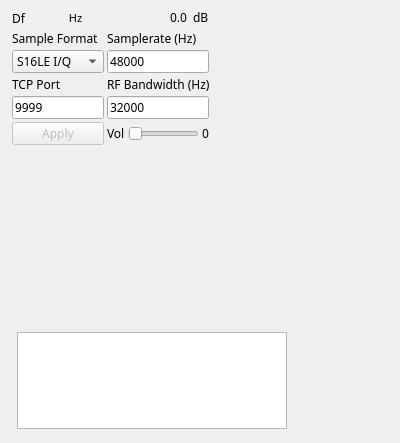
The window that plugins/channelrx/tcpsrc/tcpsrcgui.ui (f4exb/sdrangel) describes before a commit, drawn with Qt 5.
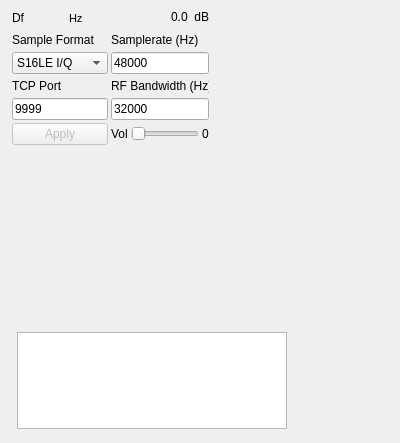
The same window after the commit. Custom widgets are drawn as their Qt base class.

Commit message: Channel Rx plugins: use liberation font

Patch:
```diff
--- a/plugins/channelrx/tcpsrc/tcpsrcgui.ui
+++ b/plugins/channelrx/tcpsrc/tcpsrcgui.ui
@@ -12,7 +12,7 @@
   </property>
   <property name="font">
    <font>
-    <family>Sans Serif</family>
+    <family>Liberation Sans</family>
     <pointsize>9</pointsize>
    </font>
   </property>
```
Left out of the diff: 4 changed lines with no effect on the pictures. The commit also changes 21 other files.
